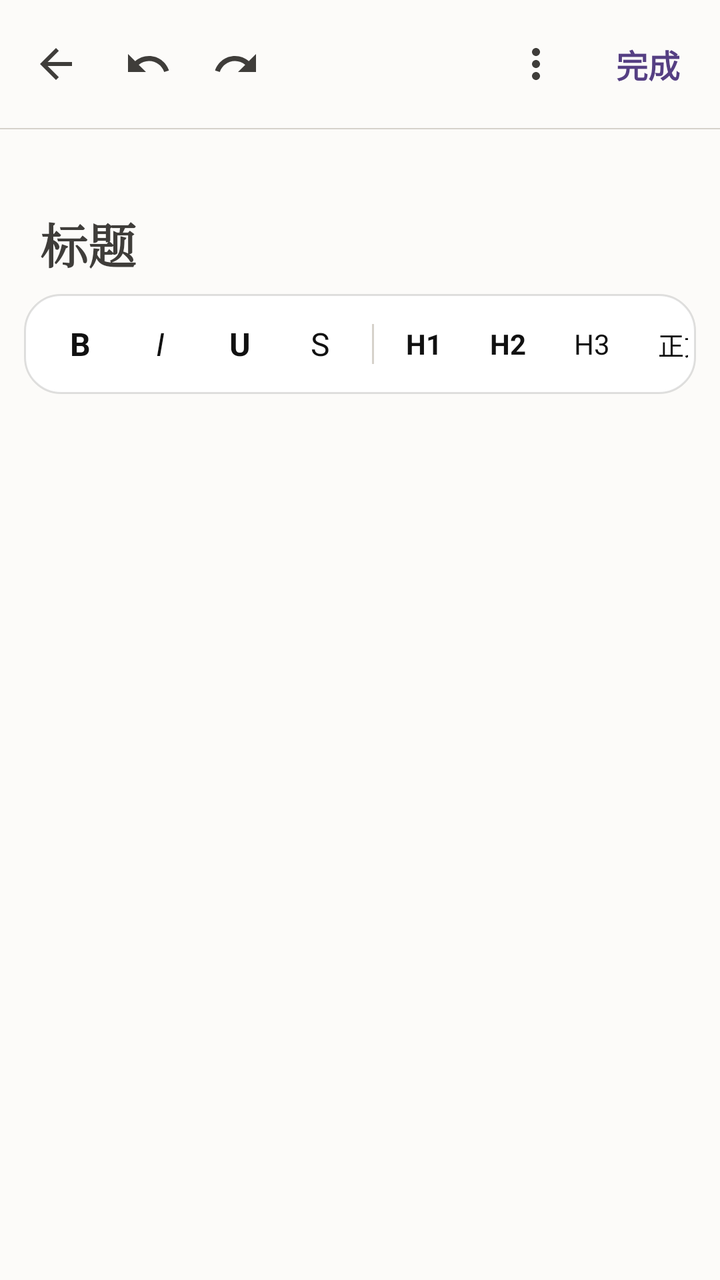
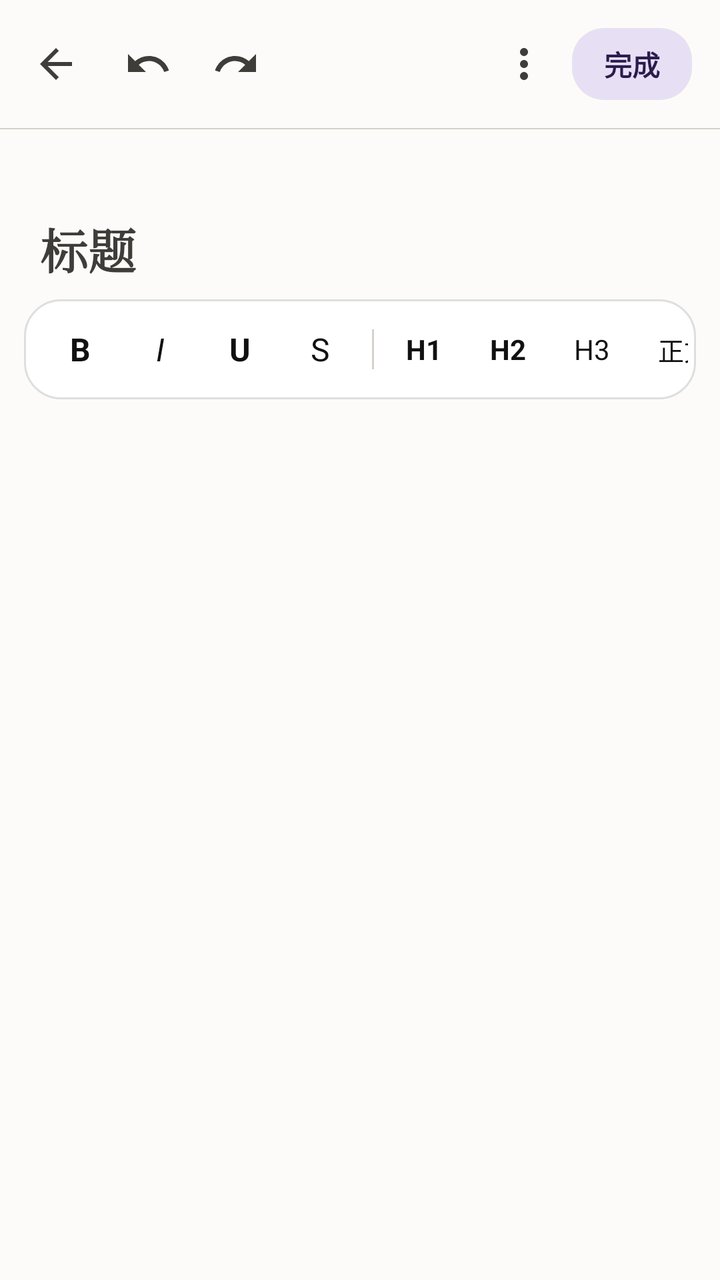

Two renders of the same Android screen: before a commit and after it. Below are the layout's source before the change and the commit's diff.
<!-- AndroidManifest.xml: application theme Theme.HtmlNotes -->
<!-- res/layout/activity_editor.xml -->
<?xml version="1.0" encoding="utf-8"?>
<LinearLayout xmlns:android="http://schemas.android.com/apk/res/android"
    xmlns:app="http://schemas.android.com/apk/res-auto"
    xmlns:tools="http://schemas.android.com/tools"
    android:layout_width="match_parent"
    android:layout_height="match_parent"
    android:orientation="vertical"
    tools:ignore="HardcodedText,TooManyViews">

    
    <LinearLayout
        android:layout_width="match_parent"
        android:layout_height="?attr/actionBarSize"
        android:gravity="center_vertical"
        android:orientation="horizontal"
        android:paddingHorizontal="4dp">

        <ImageButton
            android:id="@+id/btnBack"
            style="@style/Widget.HtmlNotes.TopIconButton"
            android:contentDescription="@string/action_back"
            android:src="@drawable/ic_back" />

        <ImageButton
            android:id="@+id/btnUndo"
            style="@style/Widget.HtmlNotes.TopIconButton"
            android:layout_width="44dp"
            android:layout_height="44dp"
            android:padding="10dp"
            android:contentDescription="@string/rich_undo"
            android:src="@drawable/ic_undo" />

        <ImageButton
            android:id="@+id/btnRedo"
            style="@style/Widget.HtmlNotes.TopIconButton"
            android:layout_width="44dp"
            android:layout_height="44dp"
            android:padding="10dp"
            android:contentDescription="@string/rich_redo"
            android:src="@drawable/ic_redo" />

        <Space
            android:layout_width="0dp"
            android:layout_height="1dp"
            android:layout_weight="1" />

        
        <ImageButton
            android:id="@+id/btnPreview"
            style="@style/Widget.HtmlNotes.TopIconButton"
            android:contentDescription="@string/btn_preview"
            android:src="@drawable/ic_preview"
            android:visibility="gone" />

        <ImageButton
            android:id="@+id/btnMore"
            style="@style/Widget.HtmlNotes.TopIconButton"
            android:contentDescription="@string/more_menu"
            android:src="@drawable/ic_more" />

        <TextView
            android:id="@+id/btnDone"
            android:layout_width="wrap_content"
            android:layout_height="48dp"
            android:background="?attr/selectableItemBackgroundBorderless"
            android:contentDescription="@string/done"
            android:gravity="center"
            android:paddingHorizontal="16dp"
            android:text="@string/done"
            android:textColor="?attr/colorPrimary"
            android:textSize="16sp"
            android:textStyle="bold" />
    </LinearLayout>

    
    <View
        android:layout_width="match_parent"
        android:layout_height="0.5dp"
        android:background="?attr/colorOutlineVariant" />

    
    <LinearLayout
        android:layout_width="match_parent"
        android:layout_height="wrap_content"
        android:gravity="center_vertical"
        android:orientation="horizontal"
        android:paddingHorizontal="20dp"
        android:paddingTop="8dp"
        android:paddingBottom="4dp">

        <TextView
            android:id="@+id/metaTime"
            android:layout_width="0dp"
            android:layout_height="wrap_content"
            android:layout_weight="1"
            android:textColor="?attr/colorOnSurfaceVariant"
            android:textSize="12sp" />

        <TextView
            android:id="@+id/saveState"
            android:layout_width="wrap_content"
            android:layout_height="wrap_content"
            android:alpha="0.0"
            android:text="@string/unsaved"
            android:textColor="?attr/colorOnSurfaceVariant"
            android:textSize="12sp" />
    </LinearLayout>

    
    
    <EditText
        android:id="@+id/edTitle"
        android:layout_width="match_parent"
        android:layout_height="wrap_content"
        android:background="@null"
        android:hint="@string/hint_title"
        android:inputType="textMultiLine|textCapSentences"
        android:paddingHorizontal="20dp"
        android:paddingTop="10dp"
        android:paddingBottom="8dp"
        android:textColor="?attr/colorOnSurface"
        android:textColorHint="?attr/colorOnSurfaceVariant"
        android:textCursorDrawable="@drawable/text_cursor"
        android:fontFamily="serif"
        android:textSize="24sp"
        android:textStyle="bold" />

    
    <LinearLayout
        android:layout_width="match_parent"
        android:layout_height="0dp"
        android:layout_weight="1"
        android:orientation="vertical">

        
        <com.htmlnotes.app.SelectableWebView
            android:id="@+id/richWeb"
            android:layout_width="match_parent"
            android:layout_height="0dp"
            android:layout_weight="1"
            android:visibility="gone" />

        
        <com.htmlnotes.app.CodeEditText
            android:id="@+id/edContent"
            android:layout_width="match_parent"
            android:layout_height="0dp"
            android:layout_weight="1"
            android:background="@null"
            android:fadeScrollbars="false"
            android:gravity="top|start"
            android:hint="@string/hint_code"
            android:imeOptions="actionNone"
            android:inputType="textMultiLine|textNoSuggestions"
            android:lineSpacingExtra="4dp"
            android:paddingHorizontal="20dp"
            android:paddingTop="10dp"
            android:paddingBottom="12dp"
            android:scrollbars="vertical"
            android:textColor="?attr/colorOnSurface"
            android:textColorHint="?attr/colorOnSurfaceVariant"
            android:textCursorDrawable="@drawable/text_cursor"
            android:textSize="16sp"
            android:typeface="monospace"
            android:visibility="gone" />

        
        <LinearLayout
            android:id="@+id/toolbarText"
            android:layout_width="match_parent"
            android:layout_height="wrap_content"
            android:layout_marginHorizontal="12dp"
            android:layout_marginBottom="8dp"
            android:background="@drawable/bg_toolbar_dock"
            android:elevation="6dp"
            android:orientation="horizontal"
            android:paddingHorizontal="4dp"
            android:paddingVertical="4dp">

            <HorizontalScrollView
                android:layout_width="match_parent"
                android:layout_height="42dp"
                android:fillViewport="true"
                android:scrollbars="none">

                <LinearLayout
                    android:layout_width="wrap_content"
                    android:layout_height="match_parent"
                    android:gravity="center_vertical"
                    android:orientation="horizontal"
                    android:paddingHorizontal="4dp">

                    
                    <TextView
                        android:id="@+id/btnTB"
                        style="@style/Widget.HtmlNotes.Tool.Square"
                        android:contentDescription="@string/rich_bold"
                        android:text="B"
                        android:textSize="16sp"
                        android:textStyle="bold" />

                    <TextView
                        android:id="@+id/btnTI"
                        style="@style/Widget.HtmlNotes.Tool.Square"
                        android:contentDescription="@string/rich_italic"
                        android:text="I"
                        android:textSize="16sp"
                        android:textStyle="italic" />

                    <TextView
                        android:id="@+id/btnTU"
                        style="@style/Widget.HtmlNotes.Tool.Square"
                        android:contentDescription="@string/rich_underline"
                        android:text="U"
                        android:textSize="16sp"
                        android:textStyle="bold" />

                    <TextView
                        android:id="@+id/btnTS"
                        style="@style/Widget.HtmlNotes.Tool.Square"
                        android:contentDescription="@string/style_strike"
                        android:text="S"
                        android:textSize="16sp" />

                    <View
                        android:layout_width="1dp"
                        android:layout_height="20dp"
                        android:layout_marginHorizontal="6dp"
                        android:background="?attr/colorOutlineVariant" />

                    
                    <TextView
                        android:id="@+id/segTitle"
                        style="@style/Widget.HtmlNotes.Tool.Chip"
                        android:layout_marginEnd="4dp"
                        android:contentDescription="@string/rich_h1"
                        android:text="H1"
                        android:textSize="14sp"
                        android:textStyle="bold" />

                    <TextView
                        android:id="@+id/segSubtitle"
                        style="@style/Widget.HtmlNotes.Tool.Chip"
                        android:layout_marginEnd="4dp"
                        android:contentDescription="@string/rich_h2"
                        android:text="H2"
                        android:textSize="14sp"
                        android:textStyle="bold" />

                    <TextView
                        android:id="@+id/segHeading"
                        style="@style/Widget.HtmlNotes.Tool.Chip"
                        android:layout_marginEnd="4dp"
                        android:contentDescription="@string/rich_h3"
                        android:text="H3"
                        android:textSize="14sp" />

                    <TextView
                        android:id="@+id/segBody"
                        style="@style/Widget.HtmlNotes.Tool.Chip"
                        android:layout_marginEnd="4dp"
                        android:contentDescription="@string/seg_body"
                        android:text="正文"
                        android:textSize="13sp" />

                    <View
                        android:layout_width="1dp"
                        android:layout_height="20dp"
                        android:layout_marginHorizontal="6dp"
                        android:background="?attr/colorOutlineVariant" />

                    
                    <ImageButton
                        android:id="@+id/btnTodo"
                        style="@style/Widget.HtmlNotes.Tool.Icon36"
                        android:layout_marginEnd="4dp"
                        android:contentDescription="@string/todo_menu"
                        android:src="@drawable/ic_plus" />

                    <ImageButton
                        android:id="@+id/btnUl"
                        style="@style/Widget.HtmlNotes.Tool.Icon36"
                        android:layout_marginEnd="4dp"
                        android:contentDescription="@string/rich_ul"
                        android:src="@drawable/ic_list_ul" />

                    <ImageButton
                        android:id="@+id/btnOl"
                        style="@style/Widget.HtmlNotes.Tool.Icon36"
                        android:layout_marginEnd="4dp"
                        android:contentDescription="@string/rich_ol"
                        android:src="@drawable/ic_list_ol" />

                    <ImageButton
                        android:id="@+id/btnQuote"
                        style="@style/Widget.HtmlNotes.Tool.Icon36"
                        android:layout_marginEnd="4dp"
                        android:contentDescription="@string/para_quote"
                        android:src="@drawable/ic_quote" />

                    <View
                        android:layout_width="1dp"
                        android:layout_height="20dp"
                        android:layout_marginHorizontal="6dp"
                        android:background="?attr/colorOutlineVariant" />

                    
                    <ImageButton
                        android:id="@+id/btnAlignL"
                        style="@style/Widget.HtmlNotes.Tool.Icon36"
                        android:layout_marginEnd="4dp"
                        android:contentDescription="@string/rich_align_left"
                        android:src="@drawable/ic_align_left" />

                    <ImageButton
                        android:id="@+id/btnAlignC"
                        style="@style/Widget.HtmlNotes.Tool.Icon36"
                        android:layout_marginEnd="4dp"
                        android:contentDescription="@string/rich_align_center"
                        android:src="@drawable/ic_align_center" />

                    <ImageButton
                        android:id="@+id/btnAlignR"
                        style="@style/Widget.HtmlNotes.Tool.Icon36"
                        android:layout_marginEnd="4dp"
                        android:contentDescription="@string/rich_align_right"
                        android:src="@drawable/ic_align_right" />

                    <View
                        android:layout_width="1dp"
                        android:layout_height="20dp"
                        android:layout_marginHorizontal="6dp"
                        android:background="?attr/colorOutlineVariant" />

                    
                    <TextView
                        android:id="@+id/btnColor"
                        style="@style/Widget.HtmlNotes.Tool.Chip"
                        android:layout_marginEnd="4dp"
                        android:background="@drawable/bg_a_color"
                        android:contentDescription="@string/rich_color"
                        android:text="A"
                        android:textSize="14sp"
                        android:textStyle="bold" />

                    <TextView
                        android:id="@+id/btnHl"
                        style="@style/Widget.HtmlNotes.Tool.Chip"
                        android:layout_marginEnd="4dp"
                        android:background="@drawable/bg_tool_hl"
                        android:contentDescription="@string/style_highlight"
                        android:text="A"
                        android:textColor="@color/hl_text"
                        android:textSize="14sp"
                        android:textStyle="bold" />

                    <TextView
                        android:id="@+id/btnSize"
                        style="@style/Widget.HtmlNotes.Tool.Chip"
                        android:layout_marginEnd="4dp"
                        android:contentDescription="@string/font_size"
                        android:text="字号"
                        android:textSize="13sp" />

                    <TextView
                        android:id="@+id/btnFont"
                        style="@style/Widget.HtmlNotes.Tool.Chip"
                        android:layout_marginEnd="4dp"
                        android:contentDescription="@string/font_system"
                        android:text="字体"
                        android:textSize="13sp" />

                    <View
                        android:layout_width="1dp"
                        android:layout_height="20dp"
                        android:layout_marginHorizontal="6dp"
                        android:background="?attr/colorOutlineVariant" />

                    
                    <ImageButton
                        android:id="@+id/btnLink"
                        style="@style/Widget.HtmlNotes.Tool.Icon36"
                        android:layout_marginEnd="4dp"
                        android:contentDescription="@string/insert_link"
                        android:src="@drawable/ic_link" />

                    <ImageButton
                        android:id="@+id/btnImage"
                        style="@style/Widget.HtmlNotes.Tool.Icon36"
                        android:layout_marginEnd="4dp"
                        android:contentDescription="@string/insert_image"
                        android:src="@drawable/ic_image" />

                    <ImageButton
                        android:id="@+id/btnCode"
                        style="@style/Widget.HtmlNotes.Tool.Icon36"
                        android:layout_marginEnd="4dp"
                        android:contentDescription="@string/para_code"
                        android:src="@drawable/ic_code" />

                    <ImageButton
                        android:id="@+id/btnHr"
                        style="@style/Widget.HtmlNotes.Tool.Icon36"
                        android:layout_marginEnd="4dp"
                        android:contentDescription="@string/insert_hr"
                        android:src="@drawable/ic_hr" />

                    <ImageButton
                        android:id="@+id/btnOutdent"
                        style="@style/Widget.HtmlNotes.Tool.Icon36"
                        android:layout_marginEnd="4dp"
                        android:contentDescription="@string/para_outdent"
                        android:src="@drawable/ic_outdent" />

                    <ImageButton
                        android:id="@+id/btnIndent"
                        style="@style/Widget.HtmlNotes.Tool.Icon36"
                        android:layout_marginEnd="4dp"
                        android:contentDescription="@string/para_indent"
                        android:src="@drawable/ic_indent" />

                    <ImageButton
                        android:id="@+id/btnClear"
                        style="@style/Widget.HtmlNotes.Tool.Icon36"
                        android:contentDescription="@string/rich_clear"
                        android:src="@drawable/ic_close" />
                </LinearLayout>
            </HorizontalScrollView>
        </LinearLayout>

        
        <LinearLayout
            android:id="@+id/toolbarCode"
            android:layout_width="match_parent"
            android:layout_height="wrap_content"
            android:layout_marginHorizontal="12dp"
            android:layout_marginBottom="8dp"
            android:background="@drawable/bg_toolbar_dock"
            android:elevation="6dp"
            android:orientation="horizontal"
            android:paddingHorizontal="4dp"
            android:paddingVertical="4dp"
            android:visibility="gone">

            <HorizontalScrollView
                android:layout_width="match_parent"
                android:layout_height="42dp"
                android:fillViewport="true"
                android:scrollbars="none">

                <LinearLayout
                    android:layout_width="wrap_content"
                    android:layout_height="match_parent"
                    android:gravity="center_vertical"
                    android:orientation="horizontal"
                    android:paddingHorizontal="4dp">

                    <ImageButton
                        android:id="@+id/btnCIndent"
                        style="@style/Widget.HtmlNotes.Tool.Icon36"
                        android:layout_marginEnd="4dp"
                        android:contentDescription="@string/code_indent"
                        android:src="@drawable/ic_indent" />

                    <ImageButton
                        android:id="@+id/btnCOutdent"
                        style="@style/Widget.HtmlNotes.Tool.Icon36"
                        android:layout_marginEnd="4dp"
                        android:contentDescription="@string/code_outdent"
                        android:src="@drawable/ic_outdent" />

                    <ImageButton
                        android:id="@+id/btnFormatCode"
                        style="@style/Widget.HtmlNotes.Tool.Icon36"
                        android:layout_marginEnd="4dp"
                        android:contentDescription="@string/format_code"
                        android:src="@drawable/ic_format" />

                    <ImageButton
                        android:id="@+id/btnClearCode"
                        style="@style/Widget.HtmlNotes.Tool.Icon36"
                        android:layout_marginEnd="4dp"
                        android:contentDescription="@string/clear_code"
                        android:src="@drawable/ic_delete" />

                    <View
                        android:layout_width="1dp"
                        android:layout_height="20dp"
                        android:layout_marginHorizontal="6dp"
                        android:background="?attr/colorOutlineVariant" />

                    <TextView
                        android:id="@+id/btnSnLink"
                        style="@style/Widget.HtmlNotes.Tool.Chip.Wide"
                        android:layout_marginEnd="4dp"
                        android:text="@string/insert_link" />

                    <TextView
                        android:id="@+id/btnSnImage"
                        style="@style/Widget.HtmlNotes.Tool.Chip.Wide"
                        android:layout_marginEnd="4dp"
                        android:text="@string/insert_image" />

                    <TextView
                        android:id="@+id/btnSnUl"
                        style="@style/Widget.HtmlNotes.Tool.Chip.Wide"
                        android:layout_marginEnd="4dp"
                        android:text="@string/rich_ul" />

                    <TextView
                        android:id="@+id/btnSnHr"
                        style="@style/Widget.HtmlNotes.Tool.Chip.Wide"
                        android:layout_marginEnd="4dp"
                        android:text="@string/insert_hr" />

                    <TextView
                        android:id="@+id/btnSnTodo"
                        style="@style/Widget.HtmlNotes.Tool.Chip.Wide"
                        android:layout_marginEnd="4dp"
                        android:text="@string/todo_menu" />

                    <TextView
                        android:id="@+id/btnSnCheck"
                        style="@style/Widget.HtmlNotes.Tool.Chip.Wide"
                        android:layout_marginEnd="4dp"
                        android:text="@string/check_list" />

                    <TextView
                        android:id="@+id/btnCopyAll"
                        style="@style/Widget.HtmlNotes.Tool.Chip.Wide"
                        android:text="@string/copy_all_code" />
                </LinearLayout>
            </HorizontalScrollView>
        </LinearLayout>
    </LinearLayout>

</LinearLayout>
<!-- resources referenced by this layout -->
<resources>
  <color name="hl_text">#5D4037</color>
  <!-- drawable ic_plus (drawable) -->
  <?xml version="1.0" encoding="utf-8"?>
  <vector xmlns:android="http://schemas.android.com/apk/res/android"
      android:width="24dp"
      android:height="24dp"
      android:viewportWidth="24"
      android:viewportHeight="24">
      <path
          android:pathData="M12,2a10,10 0 1,0 0,20a10,10 0 1,0 0,-20z"
          android:strokeColor="#FF1B1B20"
          android:strokeWidth="1.8"
          android:fillColor="#00000000" />
      <path
          android:pathData="M12,7.5v9M7.5,12h9"
          android:strokeColor="#FF1B1B20"
          android:strokeWidth="1.8"
          android:strokeLineCap="round" />
  </vector>
  <string name="action_back">返回</string>
  <string name="btn_preview">预览</string>
  <string name="check_list">清单</string>
  <string name="clear_code">清空代码</string>
  <string name="code_indent">缩进</string>
  <string name="code_outdent">反向缩进</string>
  <string name="copy_all_code">复制全部代码</string>
  <string name="done">完成</string>
  <string name="font_size">字号</string>
  <string name="font_system">系统字体</string>
  <string name="format_code">格式化代码</string>
  <string name="hint_title">标题</string>
  <string name="insert_hr">分割线</string>
  <string name="insert_image">插入图片</string>
  <string name="insert_link">插入链接</string>
  <string name="more_menu">更多</string>
  <string name="para_code">行内代码</string>
  <string name="para_indent">增加缩进</string>
  <string name="para_outdent">减少缩进</string>
  <string name="para_quote">引用</string>
  <string name="rich_align_center">居中对齐</string>
  <string name="rich_align_left">左对齐</string>
  <string name="rich_align_right">右对齐</string>
  <string name="rich_bold">加粗</string>
  <string name="rich_clear">清除格式</string>
  <string name="rich_color">文字颜色</string>
  <string name="rich_h1">标题 1</string>
  <string name="rich_h2">标题 2</string>
  <string name="rich_h3">标题 3</string>
  <string name="rich_italic">斜体</string>
  <string name="rich_ol">有序列表</string>
  <string name="rich_redo">重做</string>
  <string name="rich_ul">无序列表</string>
  <string name="rich_underline">下划线</string>
  <string name="rich_undo">撤销</string>
  <string name="seg_body">正文</string>
  <string name="style_highlight">文字高亮</string>
  <string name="style_strike">删除线</string>
  <string name="todo_menu">待办</string>
  <string name="unsaved">未保存</string>
  <color name="md_primary">#553F83</color>
  <color name="md_on_primary">#FFFFFF</color>
  <color name="md_secondary">#4A4A4A</color>
  <color name="md_on_secondary">#FFFFFF</color>
  <color name="md_surface">#FCFBF9</color>
  <color name="md_on_surface">#111111</color>
  <color name="md_outline">#73706B</color>
  <color name="md_error">#DC2626</color>
  <color name="md_tertiary">#7D6A52</color>
  <color name="md_on_tertiary">#FFFFFF</color>
  <color name="md_on_error">#FFFFFF</color>
  <!-- unchanged entries left out for length: 51 -->
</resources>

<!-- the commit's change to res/layout/activity_editor.xml (unified diff, before → after) -->
@@ -61,14 +61,15 @@
         <TextView
             android:id="@+id/btnDone"
             android:layout_width="wrap_content"
-            android:layout_height="48dp"
-            android:background="?attr/selectableItemBackgroundBorderless"
+            android:layout_height="36dp"
+            android:layout_marginEnd="10dp"
+            android:background="@drawable/bg_done_btn"
             android:contentDescription="@string/done"
             android:gravity="center"
             android:paddingHorizontal="16dp"
             android:text="@string/done"
-            android:textColor="?attr/colorPrimary"
-            android:textSize="16sp"
+            android:textColor="?attr/colorOnPrimaryContainer"
+            android:textSize="14sp"
             android:textStyle="bold" />
     </LinearLayout>
 
@@ -101,9 +102,12 @@
             android:layout_width="wrap_content"
             android:layout_height="wrap_content"
             android:alpha="0.0"
-            android:text="@string/unsaved"
+            android:background="@drawable/bg_save_status"
+            android:paddingHorizontal="8dp"
+            android:paddingVertical="2dp"
+            android:text="@string/status_saved"
             android:textColor="?attr/colorOnSurfaceVariant"
-            android:textSize="12sp" />
+            android:textSize="11sp" />
     </LinearLayout>
 
     
@@ -275,7 +279,7 @@
                         style="@style/Widget.HtmlNotes.Tool.Icon36"
                         android:layout_marginEnd="4dp"
                         android:contentDescription="@string/todo_menu"
-                        android:src="@drawable/ic_plus" />
+                        android:src="@drawable/ic_checklist" />
 
                     <ImageButton
                         android:id="@+id/btnUl"
<!-- resource entries referenced after the edit -->
@@ -1,22 +1,52 @@
 <!-- resources referenced by this layout -->
 <resources>
   <color name="hl_text">#5D4037</color>
-  <!-- drawable ic_plus (drawable) -->
+  <!-- drawable bg_done_btn (drawable) -->
+  <?xml version="1.0" encoding="utf-8"?>
+  <ripple xmlns:android="http://schemas.android.com/apk/res/android"
+      android:color="?attr/colorControlHighlight">
+      <item>
+          <shape android:shape="rectangle">
+              <solid android:color="?attr/colorPrimaryContainer" />
+              <corners android:radius="16dp" />
+          </shape>
+      </item>
+  </ripple>
+  <!-- drawable bg_save_status (drawable) -->
+  <?xml version="1.0" encoding="utf-8"?>
+  <shape xmlns:android="http://schemas.android.com/apk/res/android"
+      android:shape="rectangle">
+      <solid android:color="?attr/colorSurfaceContainer" />
+      <corners android:radius="12dp" />
+      <stroke
+          android:width="0.5dp"
+          android:color="?attr/colorOutlineVariant" />
+  </shape>
+  <!-- drawable ic_checklist (drawable) -->
   <?xml version="1.0" encoding="utf-8"?>
   <vector xmlns:android="http://schemas.android.com/apk/res/android"
       android:width="24dp"
       android:height="24dp"
       android:viewportWidth="24"
       android:viewportHeight="24">
+      
       <path
-          android:pathData="M12,2a10,10 0 1,0 0,20a10,10 0 1,0 0,-20z"
+          android:pathData="M3,5.5 C3,4.12 4.12,3 5.5,3 L10.5,3 C11.88,3 13,4.12 13,5.5 L13,10.5 C13,11.88 11.88,13 10.5,13 L5.5,13 C4.12,13 3,11.88 3,10.5 Z"
           android:strokeColor="#FF1B1B20"
-          android:strokeWidth="1.8"
+          android:strokeWidth="1.6"
           android:fillColor="#00000000" />
+      
       <path
-          android:pathData="M12,7.5v9M7.5,12h9"
+          android:pathData="M5.5,8 L7.5,10 L11,5"
           android:strokeColor="#FF1B1B20"
-          android:strokeWidth="1.8"
+          android:strokeWidth="1.7"
+          android:strokeLineCap="round"
+          android:strokeLineJoin="round" />
+      
+      <path
+          android:pathData="M16,6 L21,6 M16,10 L21,10 M5,17 L21,17 M5,20.5 L17,20.5"
+          android:strokeColor="#FF1B1B20"
+          android:strokeWidth="1.6"
           android:strokeLineCap="round" />
   </vector>
   <string name="action_back">返回</string>
@@ -55,10 +85,10 @@
   <string name="rich_underline">下划线</string>
   <string name="rich_undo">撤销</string>
   <string name="seg_body">正文</string>
+  <string name="status_saved">已保存</string>
   <string name="style_highlight">文字高亮</string>
   <string name="style_strike">删除线</string>
   <string name="todo_menu">待办</string>
-  <string name="unsaved">未保存</string>
   <color name="md_primary">#553F83</color>
   <color name="md_on_primary">#FFFFFF</color>
   <color name="md_secondary">#4A4A4A</color>
